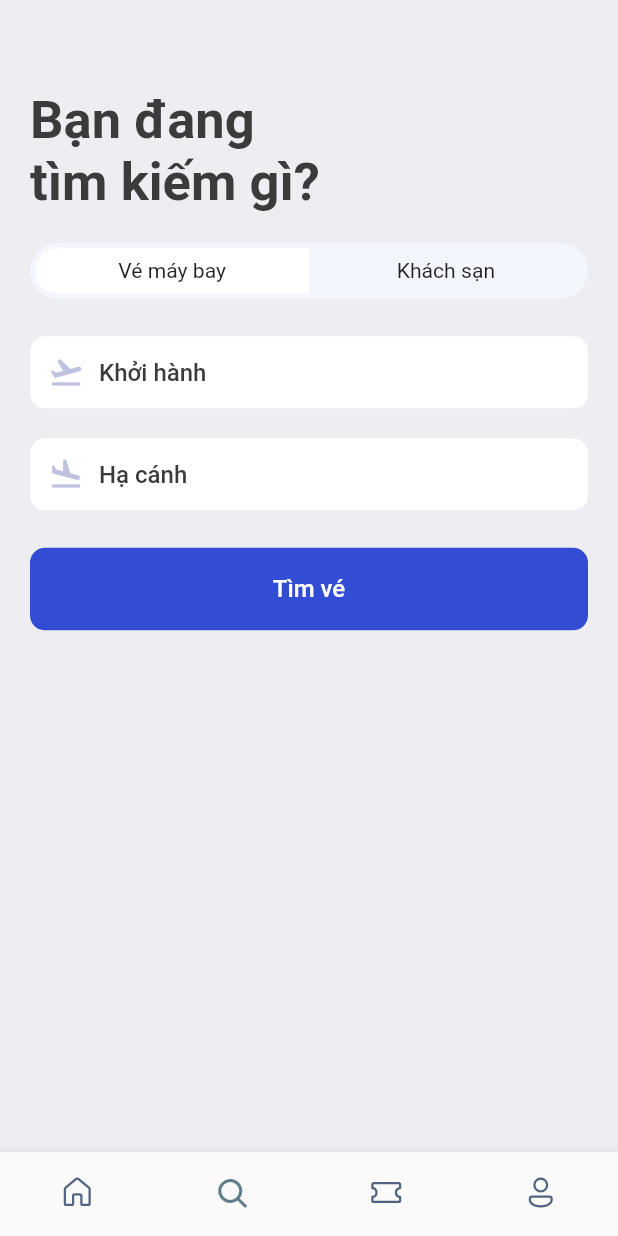
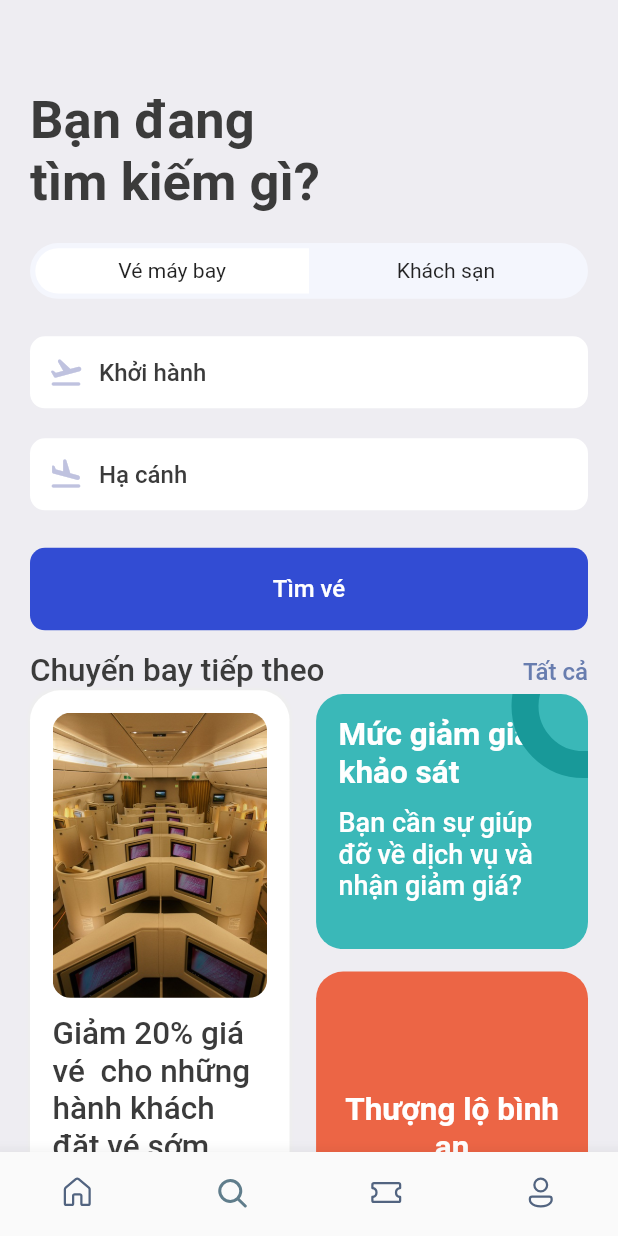
Before and after one commit to trongluan26042000/booking_app, a Flutter app: the screen it shows after launch, item 2 of the bottom bar chosen, on a phone screen of 412 x 824 dp. Run offline on Flutter 3.47's test engine with Material 2 defaults, Android fonts, the phone set to English and light mode, and no system bars; our stand-ins replace fluentui_icons, gap, get.

Commit message:
search screen

```diff
--- a/lib/views/home_screen.dart
+++ b/lib/views/home_screen.dart
@@ -1,5 +1,6 @@
 import 'package:booking_app/utils/app_info_list.dart';
 import 'package:booking_app/utils/app_styles.dart';
+import 'package:booking_app/widgets/double_text_widget.dart';
 import 'package:booking_app/widgets/hotels_screen.dart';
 import 'package:booking_app/widgets/ticket_view.dart';
 import 'package:fluentui_icons/fluentui_icons.dart';
@@ -71,17 +72,7 @@ class _HomeScreenState extends State<HomeScreen> {
                   ),
                 ),
                 const Gap(40),
-                Row(
-                  mainAxisAlignment: MainAxisAlignment.spaceBetween,
-                  children: [
-                    Text('Chuyến bay tiếp theo', style: Styles.headLineStyle2,),
-                    InkWell(
-                      onTap: (){
-                        print("Đã nhấn");
-                      },
-                        child: Text('Tất cả',style: Styles.textStyle.copyWith(color: Styles.primaryColor),)),
-                  ],
-                ),
+               const AppDoubleTextWidget(bigText: 'Chuyến bay tiếp theo', smallText: 'Tất cả'),
               ],
             ),
           ),
@@ -96,17 +87,7 @@ class _HomeScreenState extends State<HomeScreen> {
           const Gap(15),
           Container(
             padding: const EdgeInsets.symmetric(horizontal: 20),
-            child: Row(
-              mainAxisAlignment: MainAxisAlignment.spaceBetween,
-              children: [
-                Text('Khách sạn', style: Styles.headLineStyle2,),
-                InkWell(
-                    onTap: (){
-                      print("Đã nhấn");
-                    },
-                    child: Text('Tất cả',style: Styles.textStyle.copyWith(color: Styles.primaryColor),)),
-              ],
-            ),
+            child: const AppDoubleTextWidget(bigText: 'Khách sạn', smallText: 'Tất cả'),
           ),
           const Gap(15),
           SingleChildScrollView(
--- a/lib/views/search_screen.dart
+++ b/lib/views/search_screen.dart
@@ -1,5 +1,6 @@
 import 'package:booking_app/utils/app_layout.dart';
 import 'package:booking_app/utils/app_styles.dart';
+import 'package:booking_app/widgets/double_text_widget.dart';
 import 'package:booking_app/widgets/icon_text_widget.dart';
 import 'package:flutter/material.dart';
 import 'package:gap/gap.dart';
@@ -64,6 +65,95 @@ class SearchScreen extends StatelessWidget {
           ),
               child: Center(child: Text('Tìm vé',style: Styles.textStyle.copyWith(color: Colors.white),)),
           ),
+          Gap(AppLayout.getHeight(15)),
+          const AppDoubleTextWidget(bigText: 'Chuyến bay tiếp theo', smallText: 'Tất cả'),
+          Row(
+            mainAxisAlignment: MainAxisAlignment.spaceBetween,
+            children: [
+              Container(
+                height: AppLayout.getHeight(400),
+                width: size.width*0.42,
+                padding: EdgeInsets.symmetric(horizontal: AppLayout.getHeight(15),vertical: AppLayout.getWidth(15)),
+                decoration: BoxDecoration(
+                  color: Colors.white,
+                  borderRadius: BorderRadius.circular(AppLayout.getHeight(20)),
+                  boxShadow: [
+                    BoxShadow(
+                        color:Colors.grey.shade200,
+                      blurRadius: 1,
+                      spreadRadius: 1,
+                    ),
+                  ]
+                ),
+                child: Column(
+                  children: [
+                    Container(
+                      height: AppLayout.getHeight(190),
+                      decoration: BoxDecoration(
+                        borderRadius: BorderRadius.circular(AppLayout.getHeight(12)),
+                        image: DecorationImage(
+                          fit: BoxFit.cover,
+                          image: AssetImage(
+                            'assets/images/sit.jpg'
+                          ),
+                        ),
+                      ),
+                    ),
+                    Gap(AppLayout.getHeight(12)),
+                    Text('Giảm 20% giá vé  cho những hành khách đặt vé sớm. Bắt đầu từ bây giờ.',style: Styles.headLineStyle2,)
+                  ],
+                ),
+              ),
+              Column(
+                children: [
+                  Stack(
+                    children: [
+                      Container(
+                        width: size.width*0.44,
+                        height: AppLayout.getHeight(170),
+                        decoration: BoxDecoration(
+                            color: const Color(0xFF3AB8B8),
+                            borderRadius: BorderRadius.circular(AppLayout.getHeight(18))
+                        ),
+                        padding: EdgeInsets.symmetric(vertical: AppLayout.getHeight(15),horizontal: AppLayout.getHeight(15)),
+                        child: Column(
+                          crossAxisAlignment: CrossAxisAlignment.start,
+                          children: [
+                            Text('Mức giảm giá \nkhảo sát',style: Styles.headLineStyle2.copyWith(fontWeight: FontWeight.bold,color: Colors.white),),
+                            Gap(AppLayout.getHeight(10)),
+                            Text('Bạn cần sự giúp đỡ về dịch vụ và nhận giảm giá?',style: Styles.headLineStyle2.copyWith(color: Colors.white,fontWeight: FontWeight.w500,fontSize: 18),)
+                          ],
+                        ),
+                      ),
+                      Positioned(
+                        right: -45,
+                        top: -40,
+                        child: Container(
+                          padding: EdgeInsets.all(AppLayout.getHeight(30)),
+                          decoration: BoxDecoration(
+                            shape: BoxShape.circle,
+                            border: Border.all(width: 18,color: Color(0xFF189999)),
+                            color: Colors.transparent,
+                          ),
+                        ),
+                      ),
+                    ],
+                  ),
+                  Gap(AppLayout.getHeight(15)),
+                  Container(
+                    width: size.width*0.44,
+                    height: AppLayout.getHeight(210),
+                    padding: EdgeInsets.symmetric(vertical: AppLayout.getHeight(15),horizontal: AppLayout.getHeight(15)),
+                    decoration: BoxDecoration(
+                      borderRadius: BorderRadius.circular(AppLayout.getHeight(18)),
+                      color: const Color(0xFFEC6545),
+                    ),
+                    child: Center(child: Text('Thượng lộ bình an',style: Styles.headLineStyle2.copyWith(color: Colors.white,fontWeight: FontWeight.bold),textAlign: TextAlign.center,)),
+                  ),
+                ],
+              ),
+            ],
+          ),
         ],
       ),
     );
--- a/lib/widgets/double_text_widget.dart
+++ b/lib/widgets/double_text_widget.dart
@@ -1,19 +1,22 @@
 import 'package:booking_app/utils/app_styles.dart';
 import 'package:flutter/material.dart';
 class AppDoubleTextWidget extends StatelessWidget {
-  const AppDoubleTextWidget({Key? key}) : super(key: key);
+  final String bigText;
+  final String smallText;
+  const AppDoubleTextWidget({Key? key,required this.bigText,required this.smallText}) : super(key: key);
 
   @override
   Widget build(BuildContext context) {
+
     return Row(
       mainAxisAlignment: MainAxisAlignment.spaceBetween,
       children: [
-        Text('Chuyến bay tiếp theo', style: Styles.headLineStyle2,),
+        Text(bigText, style: Styles.headLineStyle2,),
         InkWell(
             onTap: (){
               print("Đã nhấn");
             },
-            child: Text('Tất cả',style: Styles.textStyle.copyWith(color: Styles.primaryColor),)),
+            child: Text(smallText,style: Styles.textStyle.copyWith(color: Styles.primaryColor),)),
       ],
     );
   }
```
Also changed, not shown: assets/images/sit.jpg (added).
